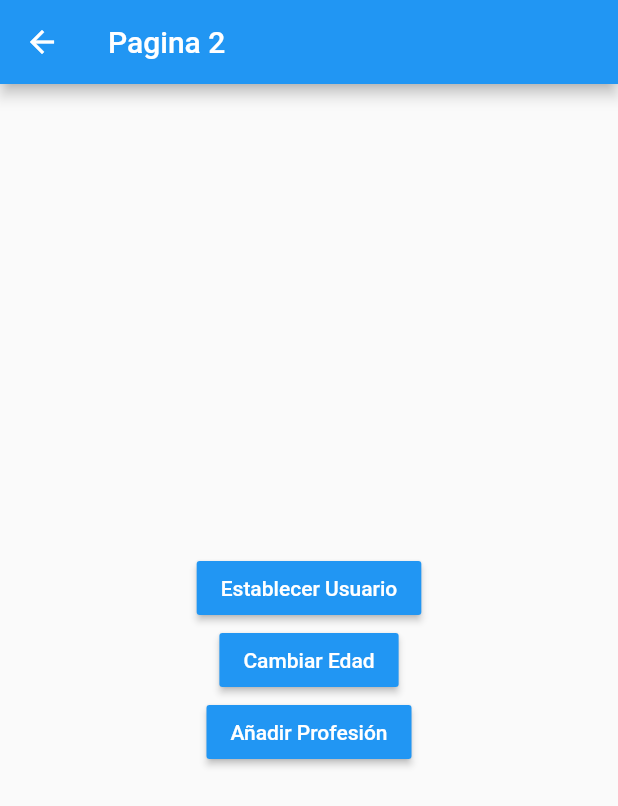
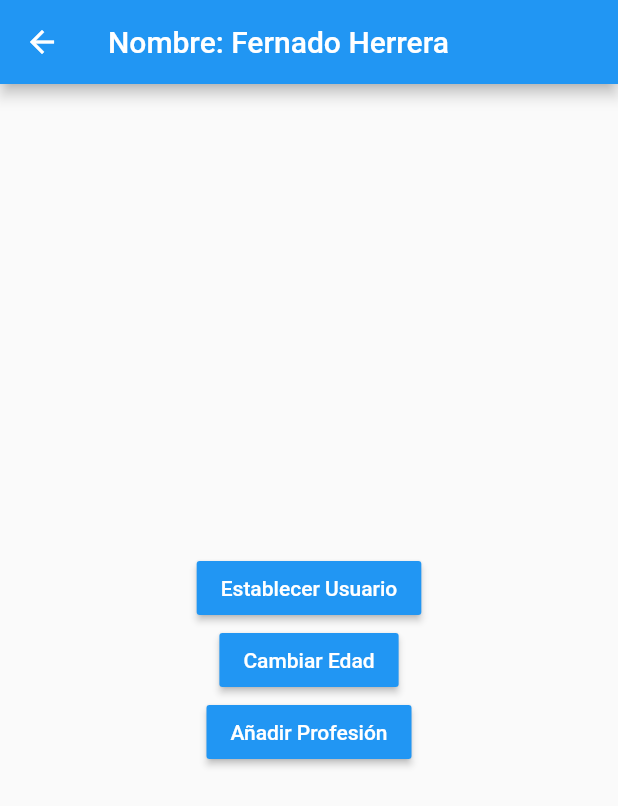
Before and after one commit to jjcc0410/flutter-manejadores-de-estado, a Flutter app: the Pagina2Page screen opened by its route, after a tap on "Establecer Usuario", on a phone screen of 412 x 824 dp. Shown: the top 806 px of the screen. Run offline on Flutter 3.47's test engine with Material 2 defaults, Android fonts, the phone set to English and light mode, and no system bars; accounts and stored records are empty.

```diff
--- a/lib/pages/pagina1_page.dart
+++ b/lib/pages/pagina1_page.dart
@@ -1,55 +1,71 @@
+import 'package:estados/models/usuario.dart';
+import 'package:estados/services/usuario_service.dart';
 import 'package:flutter/material.dart';
+import 'package:provider/provider.dart';
 
 class Pagina1Page extends StatelessWidget {
   @override
   Widget build(BuildContext context) {
+    final usuarioService = Provider.of<UsuarioService>(context);
+
     return Scaffold(
       appBar: AppBar(
-        title: Text('Pagina 1'),
+        title: const Text('Pagina 1'),
+        actions: [
+          IconButton(
+            onPressed: () => usuarioService.removerUsuario(),
+            icon: const Icon(Icons.exit_to_app),
+          )
+        ],
       ),
-      body: InformacionUsuario(),
+      body: usuarioService.existeUsuario
+          ? InformacionUsuario(usuario: usuarioService.usuario)
+          : const Center(
+              child: Text('No hay usuario seleccionado'),
+            ),
       floatingActionButton: FloatingActionButton(
-          child: Icon(Icons.accessibility_new),
+          child: const Icon(Icons.accessibility_new),
           onPressed: () => Navigator.pushNamed(context, 'pagina2')),
     );
   }
 }
 
 class InformacionUsuario extends StatelessWidget {
-  const InformacionUsuario({
-    super.key,
-  });
+  final Usuario? usuario;
+
+  const InformacionUsuario({required this.usuario});
 
   @override
   Widget build(BuildContext context) {
     return Container(
       height: double.infinity,
       width: double.infinity,
-      padding: EdgeInsets.all(20.0),
+      padding: const EdgeInsets.all(20.0),
       child: Column(
         crossAxisAlignment: CrossAxisAlignment.start,
         children: [
-          Text(
+          const Text(
             'General',
             style: TextStyle(
               fontSize: 18,
               fontWeight: FontWeight.bold,
             ),
           ),
-          Divider(),
-          ListTile(title: Text('Nombre: ')),
-          ListTile(title: Text('Edad: ')),
-          Text(
+          const Divider(),
+          ListTile(title: Text('Nombre: ${usuario?.nombre}')),
+          ListTile(title: Text('Edad: ${usuario?.edad}')),
+          const Text(
             'Profesiones',
             style: TextStyle(
               fontSize: 18,
               fontWeight: FontWeight.bold,
             ),
           ),
-          Divider(),
-          ListTile(title: Text('Profesion 1: ')),
-          ListTile(title: Text('Profesion 1: ')),
-          ListTile(title: Text('Profesion 1: ')),
+          const Divider(),
+          ...?usuario?.profesiones
+              .map((profesion) => ListTile(title: Text(profesion)))
+              .toList()
+          // const ListTile(title: Text('Profesion 1: ')),
         ],
       ),
     );
--- a/lib/pages/pagina2_page.dart
+++ b/lib/pages/pagina2_page.dart
@@ -1,37 +1,55 @@
+import 'package:estados/models/usuario.dart';
+import 'package:estados/services/usuario_service.dart';
 import 'package:flutter/material.dart';
+import 'package:provider/provider.dart';
 
 class Pagina2Page extends StatelessWidget {
   @override
   Widget build(BuildContext context) {
+    final usuarioService = Provider.of<UsuarioService>(context);
     return Scaffold(
       appBar: AppBar(
-        title: Text('Pagina 2'),
+        title: usuarioService.existeUsuario
+            ? Text('Nombre: ${usuarioService.usuario?.nombre}')
+            : const Text('Pagina 2'),
       ),
       body: Center(
           child: Column(
         mainAxisAlignment: MainAxisAlignment.center,
         children: [
           MaterialButton(
-              child: Text(
+              color: Colors.blue,
+              onPressed: () {
+                final newUser = Usuario(
+                  nombre: 'Fernado Herrera',
+                  edad: 34,
+                  profesiones: ['Fullstack Dev', 'Backend Dev'],
+                );
+
+                usuarioService.usuario = newUser;
+              },
+              child: const Text(
                 'Establecer Usuario',
                 style: TextStyle(color: Colors.white),
-              ),
+              )),
+          MaterialButton(
               color: Colors.blue,
-              onPressed: () {}),
-          MaterialButton(
-              child: Text(
+              onPressed: () {
+                usuarioService.cambiarEdad(30);
+              },
+              child: const Text(
                 'Cambiar Edad',
                 style: TextStyle(color: Colors.white),
-              ),
+              )),
+          MaterialButton(
               color: Colors.blue,
-              onPressed: () {}),
-          MaterialButton(
-              child: Text(
+              onPressed: () {
+                usuarioService.agregarProfesion();
+              },
+              child: const Text(
                 'Añadir Profesión',
                 style: TextStyle(color: Colors.white),
-              ),
-              color: Colors.blue,
-              onPressed: () {}),
+              )),
         ],
       )),
     );
--- /dev/null
+++ b/lib/services/usuario_service.dart
@@ -0,0 +1,30 @@
+import 'package:estados/models/usuario.dart';
+import 'package:flutter/material.dart';
+
+class UsuarioService with ChangeNotifier {
+  Usuario? _usuario;
+
+  Usuario? get usuario => _usuario;
+  bool get existeUsuario => usuario != null ? true : false;
+
+  set usuario(Usuario? user) {
+    _usuario = user;
+    notifyListeners();
+  }
+
+  void cambiarEdad(int edad) {
+    _usuario?.edad = edad;
+    notifyListeners();
+  }
+
+  void removerUsuario() {
+    _usuario = null;
+    notifyListeners();
+  }
+
+  void agregarProfesion() {
+    int? numProfesiones = usuario?.profesiones.length;
+    _usuario?.profesiones.add('Profesion ${numProfesiones! + 1}');
+    notifyListeners();
+  }
+}
--- a/pubspec.yaml
+++ b/pubspec.yaml
@@ -36,6 +36,7 @@ dependencies:
   # The following adds the Cupertino Icons font to your application.
   # Use with the CupertinoIcons class for iOS style icons.
   cupertino_icons: ^1.0.2
+  provider: ^6.0.4
 
 dev_dependencies:
   flutter_test:
```
Also changed, not shown: lib/main.dart (+10 -1 lines), pubspec.lock.
